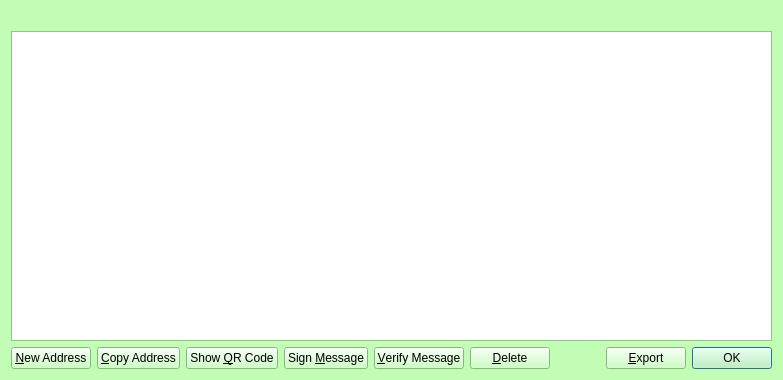
The window that src/qt/forms/addressbookpage.ui (IParn/LimecoinX) describes before a commit, drawn with Qt 5.
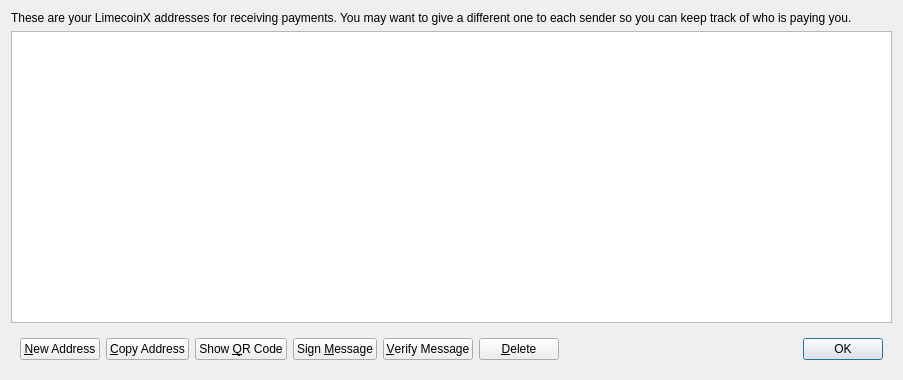
The same window after the commit. Icons and pictures are not drawn.

```diff
--- a/src/qt/forms/addressbookpage.ui
+++ b/src/qt/forms/addressbookpage.ui
@@ -6,437 +6,19 @@
    <rect>
     <x>0</x>
     <y>0</y>
-    <width>783</width>
+    <width>903</width>
     <height>380</height>
    </rect>
   </property>
-  <property name="sizeIncrement">
-   <size>
-    <width>0</width>
-    <height>0</height>
-   </size>
-  </property>
-  <property name="palette">
-   <palette>
-    <active>
-     <colorrole role="WindowText">
-      <brush brushstyle="SolidPattern">
-       <color alpha="255">
-        <red>0</red>
-        <green>0</green>
-        <blue>0</blue>
-       </color>
-      </brush>
-     </colorrole>
-     <colorrole role="Button">
-      <brush brushstyle="SolidPattern">
-       <color alpha="255">
-        <red>193</red>
-        <green>253</green>
-        <blue>181</blue>
-       </color>
-      </brush>
-     </colorrole>
-     <colorrole role="Light">
-      <brush brushstyle="SolidPattern">
-       <color alpha="255">
-        <red>255</red>
-        <green>255</green>
-        <blue>255</blue>
-       </color>
-      </brush>
-     </colorrole>
-     <colorrole role="Midlight">
-      <brush brushstyle="SolidPattern">
-       <color alpha="255">
-        <red>224</red>
-        <green>254</green>
-        <blue>218</blue>
-       </color>
-      </brush>
-     </colorrole>
-     <colorrole role="Dark">
-      <brush brushstyle="SolidPattern">
-       <color alpha="255">
-        <red>96</red>
-        <green>126</green>
-        <blue>90</blue>
-       </color>
-      </brush>
-     </colorrole>
-     <colorrole role="Mid">
-      <brush brushstyle="SolidPattern">
-       <color alpha="255">
-        <red>129</red>
-        <green>169</green>
-        <blue>121</blue>
-       </color>
-      </brush>
-     </colorrole>
-     <colorrole role="Text">
-      <brush brushstyle="SolidPattern">
-       <color alpha="255">
-        <red>0</red>
-        <green>0</green>
-        <blue>0</blue>
-       </color>
-      </brush>
-     </colorrole>
-     <colorrole role="BrightText">
-      <brush brushstyle="SolidPattern">
-       <color alpha="255">
-        <red>255</red>
-        <green>255</green>
-        <blue>255</blue>
-       </color>
-      </brush>
-     </colorrole>
-     <colorrole role="ButtonText">
-      <brush brushstyle="SolidPattern">
-       <color alpha="255">
-        <red>0</red>
-        <green>0</green>
-        <blue>0</blue>
-       </color>
-      </brush>
-     </colorrole>
-     <colorrole role="Base">
-      <brush brushstyle="SolidPattern">
-       <color alpha="255">
-        <red>255</red>
-        <green>255</green>
-        <blue>255</blue>
-       </color>
-      </brush>
-     </colorrole>
-     <colorrole role="Window">
-      <brush brushstyle="SolidPattern">
-       <color alpha="255">
-        <red>193</red>
-        <green>253</green>
-        <blue>181</blue>
-       </color>
-      </brush>
-     </colorrole>
-     <colorrole role="Shadow">
-      <brush brushstyle="SolidPattern">
-       <color alpha="255">
-        <red>0</red>
-        <green>0</green>
-        <blue>0</blue>
-       </color>
-      </brush>
-     </colorrole>
-     <colorrole role="AlternateBase">
-      <brush brushstyle="SolidPattern">
-       <color alpha="255">
-        <red>224</red>
-        <green>254</green>
-        <blue>218</blue>
-       </color>
-      </brush>
-     </colorrole>
-     <colorrole role="ToolTipBase">
-      <brush brushstyle="SolidPattern">
-       <color alpha="255">
-        <red>255</red>
-        <green>255</green>
-        <blue>220</blue>
-       </color>
-      </brush>
-     </colorrole>
-     <colorrole role="ToolTipText">
-      <brush brushstyle="SolidPattern">
-       <color alpha="255">
-        <red>0</red>
-        <green>0</green>
-        <blue>0</blue>
-       </color>
-      </brush>
-     </colorrole>
-    </active>
-    <inactive>
-     <colorrole role="WindowText">
-      <brush brushstyle="SolidPattern">
-       <color alpha="255">
-        <red>0</red>
-        <green>0</green>
-        <blue>0</blue>
-       </color>
-      </brush>
-     </colorrole>
-     <colorrole role="Button">
-      <brush brushstyle="SolidPattern">
-       <color alpha="255">
-        <red>193</red>
-        <green>253</green>
-        <blue>181</blue>
-       </color>
-      </brush>
-     </colorrole>
-     <colorrole role="Light">
-      <brush brushstyle="SolidPattern">
-       <color alpha="255">
-        <red>255</red>
-        <green>255</green>
-        <blue>255</blue>
-       </color>
-      </brush>
-     </colorrole>
-     <colorrole role="Midlight">
-      <brush brushstyle="SolidPattern">
-       <color alpha="255">
-        <red>224</red>
-        <green>254</green>
-        <blue>218</blue>
-       </color>
-      </brush>
-     </colorrole>
-     <colorrole role="Dark">
-      <brush brushstyle="SolidPattern">
-       <color alpha="255">
-        <red>96</red>
-        <green>126</green>
-        <blue>90</blue>
-       </color>
-      </brush>
-     </colorrole>
-     <colorrole role="Mid">
-      <brush brushstyle="SolidPattern">
-       <color alpha="255">
-        <red>129</red>
-        <green>169</green>
-        <blue>121</blue>
-       </color>
-      </brush>
-     </colorrole>
-     <colorrole role="Text">
-      <brush brushstyle="SolidPattern">
-       <color alpha="255">
-        <red>0</red>
-        <green>0</green>
-        <blue>0</blue>
-       </color>
-      </brush>
-     </colorrole>
-     <colorrole role="BrightText">
-      <brush brushstyle="SolidPattern">
-       <color alpha="255">
-        <red>255</red>
-        <green>255</green>
-        <blue>255</blue>
-       </color>
-      </brush>
-     </colorrole>
-     <colorrole role="ButtonText">
-      <brush brushstyle="SolidPattern">
-       <color alpha="255">
-        <red>0</red>
-        <green>0</green>
-        <blue>0</blue>
-       </color>
-      </brush>
-     </colorrole>
-     <colorrole role="Base">
-      <brush brushstyle="SolidPattern">
-       <color alpha="255">
-        <red>255</red>
-        <green>255</green>
-        <blue>255</blue>
-       </color>
-      </brush>
-     </colorrole>
-     <colorrole role="Window">
-      <brush brushstyle="SolidPattern">
-       <color alpha="255">
-        <red>193</red>
-        <green>253</green>
-        <blue>181</blue>
-       </color>
-      </brush>
-     </colorrole>
-     <colorrole role="Shadow">
-      <brush brushstyle="SolidPattern">
-       <color alpha="255">
-        <red>0</red>
-        <green>0</green>
-        <blue>0</blue>
-       </color>
-      </brush>
-     </colorrole>
-     <colorrole role="AlternateBase">
-      <brush brushstyle="SolidPattern">
-       <color alpha="255">
-        <red>224</red>
-        <green>254</green>
-        <blue>218</blue>
-       </color>
-      </brush>
-     </colorrole>
-     <colorrole role="ToolTipBase">
-      <brush brushstyle="SolidPattern">
-       <color alpha="255">
-        <red>255</red>
-        <green>255</green>
-        <blue>220</blue>
-       </color>
-      </brush>
-     </colorrole>
-     <colorrole role="ToolTipText">
-      <brush brushstyle="SolidPattern">
-       <color alpha="255">
-        <red>0</red>
-        <green>0</green>
-        <blue>0</blue>
-       </color>
-      </brush>
-     </colorrole>
-    </inactive>
-    <disabled>
-     <colorrole role="WindowText">
-      <brush brushstyle="SolidPattern">
-       <color alpha="255">
-        <red>96</red>
-        <green>126</green>
-        <blue>90</blue>
-       </color>
-      </brush>
-     </colorrole>
-     <colorrole role="Button">
-      <brush brushstyle="SolidPattern">
-       <color alpha="255">
-        <red>193</red>
-        <green>253</green>
-        <blue>181</blue>
-       </color>
-      </brush>
-     </colorrole>
-     <colorrole role="Light">
-      <brush brushstyle="SolidPattern">
-       <color alpha="255">
-        <red>255</red>
-        <green>255</green>
-        <blue>255</blue>
-       </color>
-      </brush>
-     </colorrole>
-     <colorrole role="Midlight">
-      <brush brushstyle="SolidPattern">
-       <color alpha="255">
-        <red>224</red>
-        <green>254</green>
-        <blue>218</blue>
-       </color>
-      </brush>
-     </colorrole>
-     <colorrole role="Dark">
-      <brush brushstyle="SolidPattern">
-       <color alpha="255">
-        <red>96</red>
-        <green>126</green>
-        <blue>90</blue>
-       </color>
-      </brush>
-     </colorrole>
-     <colorrole role="Mid">
-      <brush brushstyle="SolidPattern">
-       <color alpha="255">
-        <red>129</red>
-        <green>169</green>
-        <blue>121</blue>
-       </color>
-      </brush>
-     </colorrole>
-     <colorrole role="Text">
-      <brush brushstyle="SolidPattern">
-       <color alpha="255">
-        <red>96</red>
-        <green>126</green>
-        <blue>90</blue>
-       </color>
-      </brush>
-     </colorrole>
-     <colorrole role="BrightText">
-      <brush brushstyle="SolidPattern">
-       <color alpha="255">
-        <red>255</red>
-        <green>255</green>
-        <blue>255</blue>
-       </color>
-      </brush>
-     </colorrole>
-     <colorrole role="ButtonText">
-      <brush brushstyle="SolidPattern">
-       <color alpha="255">
-        <red>96</red>
-        <green>126</green>
-        <blue>90</blue>
-       </color>
-      </brush>
-     </colorrole>
-     <colorrole role="Base">
-      <brush brushstyle="SolidPattern">
-       <color alpha="255">
-        <red>193</red>
-        <green>253</green>
-        <blue>181</blue>
-       </color>
-      </brush>
-     </colorrole>
-     <colorrole role="Window">
-      <brush brushstyle="SolidPattern">
-       <color alpha="255">
-        <red>193</red>
-        <green>253</green>
-        <blue>181</blue>
-       </color>
-      </brush>
-     </colorrole>
-     <colorrole role="Shadow">
-      <brush brushstyle="SolidPattern">
-       <color alpha="255">
-        <red>0</red>
-        <green>0</green>
-        <blue>0</blue>
-       </color>
-      </brush>
-     </colorrole>
-     <colorrole role="AlternateBase">
-      <brush brushstyle="SolidPattern">
-       <color alpha="255">
-        <red>193</red>
-        <green>253</green>
-        <blue>181</blue>
-       </color>
-      </brush>
-     </colorrole>
-     <colorrole role="ToolTipBase">
-      <brush brushstyle="SolidPattern">
-       <color alpha="255">
-        <red>255</red>
-        <green>255</green>
-        <blue>220</blue>
-       </color>
-      </brush>
-     </colorrole>
-     <colorrole role="ToolTipText">
-      <brush brushstyle="SolidPattern">
-       <color alpha="255">
-        <red>0</red>
-        <green>0</green>
-        <blue>0</blue>
-       </color>
-      </brush>
-     </colorrole>
-    </disabled>
-   </palette>
-  </property>
   <property name="windowTitle">
    <string>Address Book</string>
   </property>
   <layout class="QVBoxLayout" name="verticalLayout">
    <item>
     <widget class="QLabel" name="labelExplanation">
+     <property name="text">
+      <string>These are your LimecoinX addresses for receiving payments. You may want to give a different one to each sender so you can keep track of who is paying you.</string>
+     </property>
      <property name="textFormat">
       <enum>Qt::PlainText</enum>
      </property>
@@ -474,6 +56,7 @@
     </widget>
    </item>
    <item>
+    <widget class="QWidget" name="buttonBar" native="true">
     <layout class="QHBoxLayout" name="horizontalLayout">
      <item>
       <widget class="QPushButton" name="newAddress">
@@ -569,20 +152,6 @@
        </property>
       </spacer>
      </item>
-     <item>
-      <widget class="QPushButton" name="exportButton">
-       <property name="toolTip">
-        <string>Export the data in the current tab to a file</string>
-       </property>
-       <property name="text">
-        <string>&amp;Export</string>
-       </property>
-       <property name="icon">
-        <iconset resource="../bitcoin.qrc">
-         <normaloff>:/icons/export</normaloff>:/icons/export</iconset>
-       </property>
-      </widget>
-     </item>
      <item>
       <widget class="QDialogButtonBox" name="buttonBox">
        <property name="sizePolicy">
@@ -597,6 +166,7 @@
       </widget>
      </item>
     </layout>
+    </widget>
    </item>
   </layout>
  </widget>
```
Left out of the diff: 38 changed lines with no effect on the pictures. Lines whose indentation alone changed are shown as unchanged.
